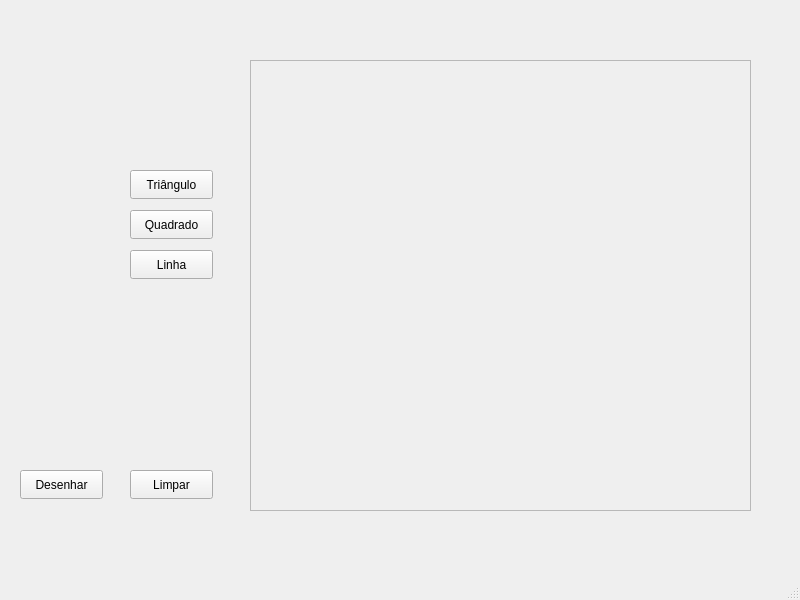
The window that mainwindow.ui (alessipg/projetoCG) describes before a commit, drawn with Qt 5.
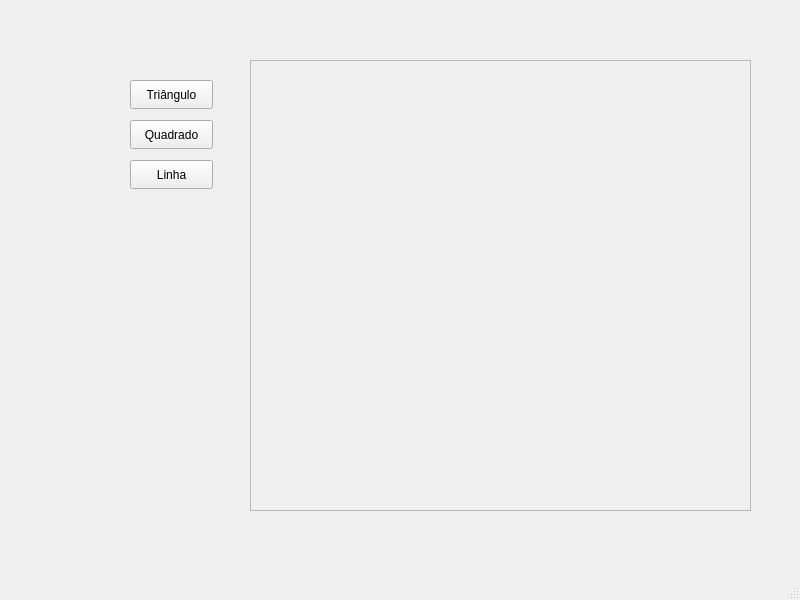
The same window after the commit. Custom widgets are drawn as their Qt base class.

Patch:
```diff
--- a/mainwindow.ui
+++ b/mainwindow.ui
@@ -33,34 +33,8 @@
    <widget class="QPushButton" name="pushButton">
     <property name="geometry">
      <rect>
-      <x>20</x>
-      <y>470</y>
-      <width>83</width>
-      <height>29</height>
-     </rect>
-    </property>
-    <property name="text">
-     <string>Desenhar</string>
-    </property>
-   </widget>
-   <widget class="QPushButton" name="pushButton_2">
-    <property name="geometry">
-     <rect>
       <x>130</x>
-      <y>470</y>
-      <width>83</width>
-      <height>29</height>
-     </rect>
-    </property>
-    <property name="text">
-     <string>Limpar</string>
-    </property>
-   </widget>
-   <widget class="QPushButton" name="pushButton_3">
-    <property name="geometry">
-     <rect>
-      <x>130</x>
-      <y>170</y>
+      <y>80</y>
       <width>83</width>
       <height>29</height>
      </rect>
@@ -73,7 +47,7 @@
     <property name="geometry">
      <rect>
       <x>130</x>
-      <y>210</y>
+      <y>120</y>
       <width>83</width>
       <height>29</height>
      </rect>
@@ -86,7 +60,7 @@
     <property name="geometry">
      <rect>
       <x>130</x>
-      <y>250</y>
+      <y>160</y>
       <width>83</width>
       <height>29</height>
      </rect>
```
Left out of the diff: 34 changed lines with no effect on the pictures.
